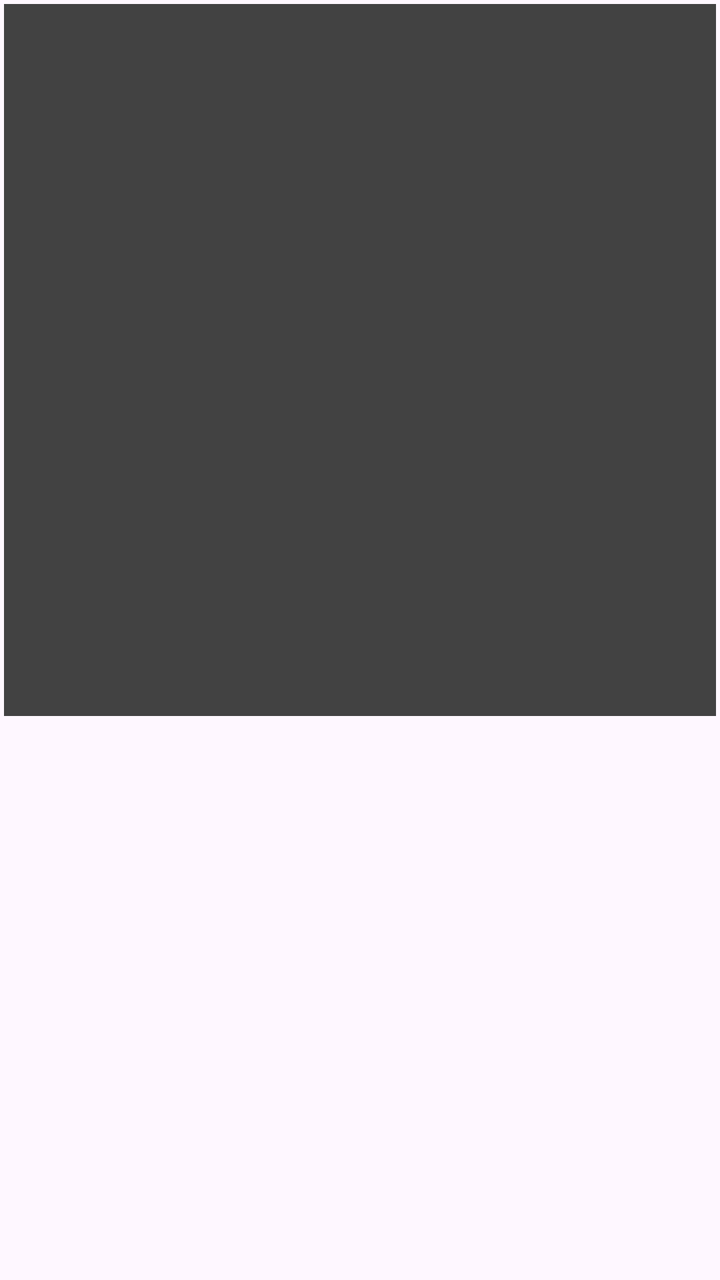
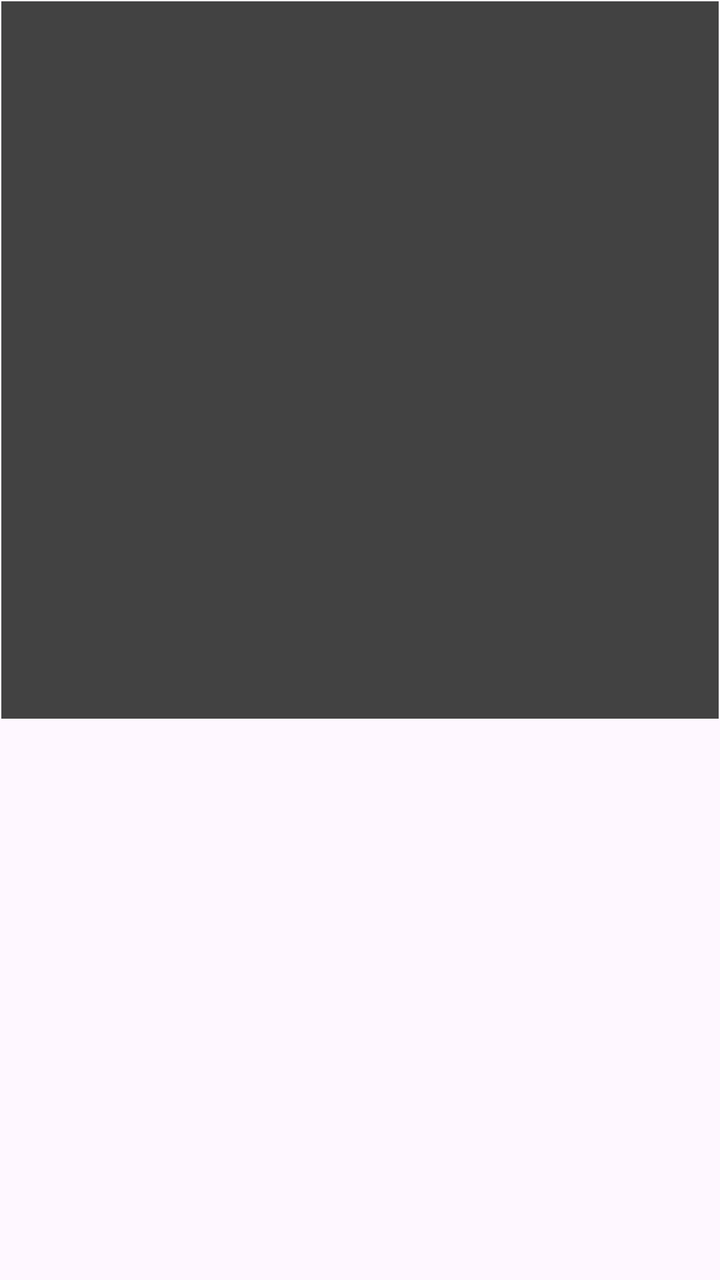

Compare the two renders of this Android layout. The source of the first and the diff that turns it into the second are given below.
<!-- AndroidManifest.xml: application theme Theme.Monaly -->
<!-- res/layout/item_album_media.xml -->
<?xml version="1.0" encoding="utf-8"?>
<androidx.constraintlayout.widget.ConstraintLayout xmlns:android="http://schemas.android.com/apk/res/android"
    xmlns:app="http://schemas.android.com/apk/res-auto"
    android:layout_width="match_parent"
    android:layout_height="wrap_content"
    android:padding="2dp">

    <ImageView
        android:id="@+id/ivMediaGridItem"
        android:layout_width="match_parent"
        android:layout_height="0dp"
        android:background="@color/gray_dark"
        android:scaleType="centerCrop"
        app:layout_constraintDimensionRatio="1:1"
        app:layout_constraintEnd_toEndOf="parent"
        app:layout_constraintStart_toStartOf="parent"
        app:layout_constraintTop_toTopOf="parent" />

</androidx.constraintlayout.widget.ConstraintLayout>
<!-- resources referenced by this layout -->
<resources>
  <color name="gray_dark">#424242</color>
  <style name="Theme.Monaly" parent="Base.Theme.Monaly" />
  <style name="Base.Theme.Monaly" parent="Theme.Material3.DayNight.NoActionBar">
  
          <item name="android:navigationBarColor">@color/black</item>
  
      </style>
  <color name="black">#000000</color>
</resources>

<!-- the commit's change to res/layout/item_album_media.xml (unified diff, before → after) -->
@@ -3,7 +3,7 @@
     xmlns:app="http://schemas.android.com/apk/res-auto"
     android:layout_width="match_parent"
     android:layout_height="wrap_content"
-    android:padding="2dp">
+    android:padding="0.5dp">
 
     <ImageView
         android:id="@+id/ivMediaGridItem"
